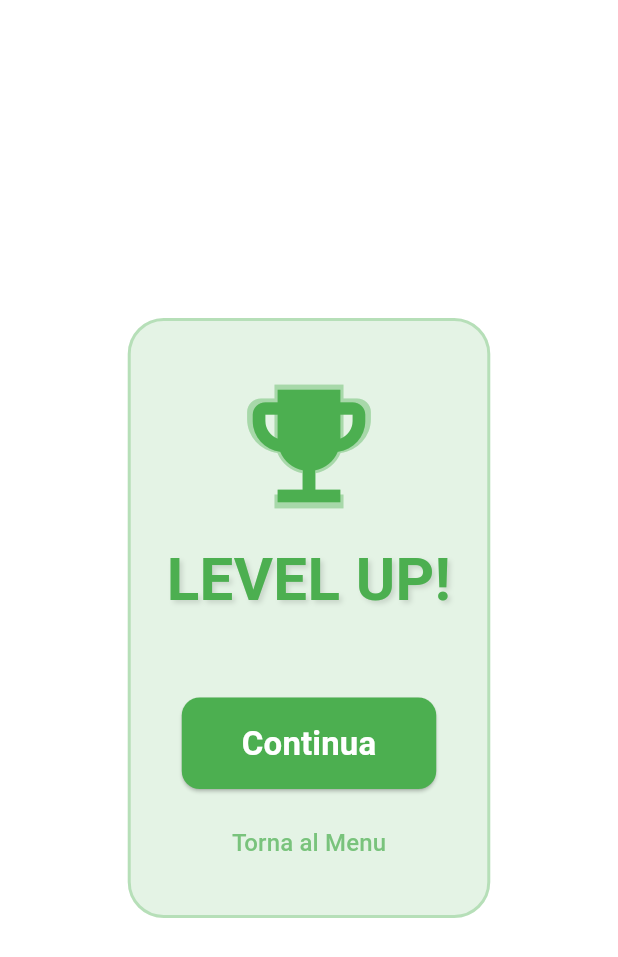
After one commit to gbuccolieri0/Quick_Tap, a Flutter app: the EndScreen screen opened by its route, on a phone screen of 412 x 824 dp. The commit adds this screen. Shown: the top 957 px of the screen. Run offline on Flutter 3.47's test engine with Material 3 defaults, Android fonts, the phone set to English and light mode, and no system bars; our stand-ins replace go_router; missing offline and left inert: flame.

Commit message:
End screen win/lose

```diff
--- a/lib/game/game_end_state.dart
+++ b/lib/game/game_end_state.dart
@@ -1,4 +1,4 @@
 enum GameEndState {
-  wrong,
-  correct // winning state
+  lose,
+  win // winning state
 }
--- a/lib/game/game_world.dart
+++ b/lib/game/game_world.dart
@@ -1,10 +1,10 @@
 import 'package:quick_tap/game/quick_tap_game.dart';
 import 'package:flame/components.dart';
 import 'dart:async';
-import 'package:flutter/material.dart';
 import 'package:quick_tap/game/sprites/game_shape.dart';
 import 'package:quick_tap/game/level.dart';
 import 'package:quick_tap/game/level_data.dart';
+import 'package:quick_tap/game/game_end_state.dart';
 
 class GameWorld extends World with HasGameReference<QuickTapGame> {
   late Level currentLevel;
@@ -34,9 +34,10 @@ class GameWorld extends World with HasGameReference<QuickTapGame> {
     print("Checking winning shape ${currentLevel.isWinCondition(shape)}");
     if (currentLevel.isWinCondition(shape)) {
       print("Bravo! Continua così.");
+      game.endCallback(GameEndState.win);
     } else {
       print("HAI PERSO: ${currentLevel.instruction}");
-      // Qui puoi gestire il game over
+      game.endCallback(GameEndState.lose);
     }
   }
 
@@ -44,67 +45,7 @@ class GameWorld extends World with HasGameReference<QuickTapGame> {
   FutureOr<void> onLoad() {
     super.onLoad();
     // add(shape);
-    // add(shape2);
-    // add(shape3);
     loadLevel(LevelData().getLevel(2));
    }
 
 }
-
-// class GoGreenWorld extends World with HasGameReference<GoGreenGame> {
-//   late final Player player;
-
-//   void loadLevel(List<ObstacleData> levelData) {
-//     removeAll(children.whereType<Obstacle>().toList());
-
-//     for (var data in levelData) {
-//       Obstacle obstacle;
-//       if(data.type == ObstacleType.trash) {
-//         obstacle = ObstacleTrash()..position = data.position;
-//       } else if(data.type == ObstacleType.fire) {
-//         obstacle = ObstacleFire()..position = data.position;
-//       } else if(data.type == ObstacleType.water) {
-//         obstacle = ObstacleWater()..position = data.position;
-//       }
-//       else{
-//         continue; // skip unknown types
-//       }
-//       add(obstacle);
-//     }
-//   }
-
-//   @override
-//   FutureOr<void> onLoad() {
-//     super.onLoad();
-//     player = Player();
-//     // Is important to add the player to the world before the bin
-//     // so that the player is rendered below the bin
-//     add(player);
-//     add(Bin());
-
-//     // add(ObstacleTrash()..position = Vector2(0,0));
-//     // add(ObstacleFire()..position = Vector2(-obstacleSize*2, 0));
-//     // add(ObstacleWater()..position = Vector2(obstacleSize*2, 0));
-
-//     // loadLevel(LevelData().level1());
-//     loadLevel(LevelData().getLevel(5));
-//   }
-
-
-//   @override
-//   void update(double dt) {
-//     super.update(dt);
-//     children.whereType<Obstacle>().forEach((element){
-//       element.position.y -= (dt * 500);
-//       // se vanno verso il basso
-//       // if(element.position.y > game.size.y/2 + obstacleSize){
-//       //   element.position.y = -(game.size.y/2) - obstacleSize;
-//       // }
-
-//       // se vanno verso l'alto
-//       if(element.position.y < -(game.size.y/2) - obstacleSize){
-//         element.position.y = extendedHeight; // cosi impiegano piu tempo a riapparire
-//       }
-//     });
-//   }
-// }
--- a/lib/router.dart
+++ b/lib/router.dart
@@ -1,12 +1,14 @@
-// import 'package:flutter_application_1/game_end_state.dart';
 import 'package:go_router/go_router.dart';
 import 'package:quick_tap/views/menu_screen.dart';
 import 'package:quick_tap/views/game_screen.dart';
-// import 'package:flutter_application_1/views/end_screen.dart';
+import 'package:quick_tap/views/end_screen.dart';
+import 'package:quick_tap/game/game_end_state.dart';
 
 enum AppRoute {
   game,
   menu,
+  endWin,
+  endLose
 }
 
 GoRouter goRouter() {
@@ -26,6 +28,20 @@ GoRouter goRouter() {
         builder: (context, state) {
           return const GameScreen();
         },
+      ),
+      GoRoute(
+        path: '/endWin',
+        name: AppRoute.endWin.name,
+        builder: (context, state) {
+          return const EndScreen(gameEndState: GameEndState.win);
+        },
+      ),
+      GoRoute(
+        path: '/endLose',
+        name: AppRoute.endLose.name,
+        builder: (context, state) {
+          return const EndScreen(gameEndState: GameEndState.lose);
+        },
       )
     ],
   );
--- /dev/null
+++ b/lib/views/end_screen.dart
@@ -0,0 +1,144 @@
+import 'package:flutter/material.dart';
+import 'package:go_router/go_router.dart';
+import 'package:quick_tap/router.dart';
+import 'package:quick_tap/constants.dart';
+import 'package:quick_tap/game/game_end_state.dart';
+
+class EndScreen extends StatefulWidget {
+  final GameEndState gameEndState;
+
+  const EndScreen({
+    super.key,
+    required this.gameEndState,
+  });
+
+  @override
+  State<EndScreen> createState() => _EndScreenState();
+}
+
+class _EndScreenState extends State<EndScreen>
+    with SingleTickerProviderStateMixin {
+  late AnimationController _animationController;
+  late Animation<Offset> _offsetAnimation;
+
+  @override
+  void initState() {
+    super.initState();
+    _animationController = AnimationController(
+      duration: const Duration(seconds: 1),
+      vsync: this,
+    )..repeat(reverse: true);
+
+    _offsetAnimation = Tween<Offset>(
+      begin: const Offset(0, 0),
+      end: const Offset(0, -0.15),
+    ).animate(CurvedAnimation(
+      parent: _animationController,
+      curve: Curves.easeInOut,
+    ));
+  }
+
+  @override
+  void dispose() {
+    _animationController.dispose();
+    super.dispose();
+  }
+
+  @override
+  Widget build(BuildContext context) {
+    // Logica per determinare lo stile in base al risultato
+    final bool isWin = widget.gameEndState == GameEndState.win; // o .win
+    final Color themeColor = isWin ? Colors.green : Colors.redAccent;
+    final String mainTitle = isWin ? "LEVEL UP!" : "GAME OVER";
+    final IconData mainIcon = isWin ? Icons.emoji_events : Icons.sentiment_very_dissatisfied;
+
+    return Scaffold(
+      backgroundColor: Colors.white, // Sfondo pulito come il menu
+      body: Center(
+        child: SingleChildScrollView(
+          child: Container(
+            padding: const EdgeInsets.all(24),
+            constraints: BoxConstraints(
+              maxWidth: gameWidth,
+              minWidth: MediaQuery.of(context).size.width * 0.3,
+            ),
+            decoration: BoxDecoration(
+              color: themeColor.withValues(alpha: 0.15), // Tonalità leggera del colore tema
+              borderRadius: BorderRadius.circular(24),
+              border: Border.all(color: themeColor.withValues(alpha: 0.3), width: 2),
+            ),
+            child: Column(
+              mainAxisSize: MainAxisSize.min,
+              children: [
+                // Icona Animata Floating
+                SizedBox(
+                  height: 120,
+                  child: SlideTransition(
+                    position: _offsetAnimation,
+                    child: Stack(
+                      alignment: Alignment.center,
+                      children: [
+                        Icon(mainIcon, color: themeColor.withValues(alpha: 0.4), size: 110),
+                        Icon(mainIcon, color: themeColor, size: 100),
+                      ],
+                    ),
+                  ),
+                ),
+
+                // Titolo principale
+                Text(
+                  mainTitle,
+                  textAlign: TextAlign.center,
+                  style: TextStyle(
+                    fontSize: 40,
+                    color: themeColor,
+                    fontWeight: FontWeight.bold,
+                    shadows: const [
+                      Shadow(offset: Offset(2, 2), blurRadius: 4.0, color: Colors.black12)
+                    ],
+                  ),
+                ),
+
+                const SizedBox(height: 10),
+
+                // Sottotitolo informativo
+                // Text(
+                //   "Livello ${widget.currentLevel.number}",
+                //   style: TextStyle(fontSize: 20, color: themeColor.withValues(alpha: 0.8)),
+                // ),
+
+                const SizedBox(height: 40),
+
+                // Bottone Riprova / Prossimo
+                ElevatedButton(
+                  style: ElevatedButton.styleFrom(
+                    backgroundColor: themeColor,
+                    foregroundColor: Colors.white,
+                    padding: const EdgeInsets.symmetric(horizontal: 40, vertical: 15),
+                    shape: RoundedRectangleBorder(borderRadius: BorderRadius.circular(12)),
+                  ),
+                  onPressed: () => context.goNamed(AppRoute.game.name),
+                  child: Text(
+                    isWin ? 'Continua' : 'Riprova',
+                    style: const TextStyle(fontSize: 22, fontWeight: FontWeight.bold),
+                  ),
+                ),
+
+                const SizedBox(height: 12),
+
+                // Bottone Menu
+                TextButton(
+                  onPressed: () => context.goNamed(AppRoute.menu.name),
+                  child: Text(
+                    'Torna al Menu',
+                    style: TextStyle(fontSize: 16, color: themeColor.withValues(alpha: 0.7)),
+                  ),
+                ),
+              ],
+            ),
+          ),
+        ),
+      ),
+    );
+  }
+}
--- a/lib/views/game_screen.dart
+++ b/lib/views/game_screen.dart
@@ -3,6 +3,8 @@ import 'package:flutter/material.dart';
 import 'package:quick_tap/game/quick_tap_game.dart';
 import 'package:quick_tap/game/game_end_state.dart';
 import 'package:quick_tap/constants.dart';
+import 'package:go_router/go_router.dart';
+import 'package:quick_tap/router.dart';
 
 class GameScreen extends StatefulWidget {
   const GameScreen({super.key});
@@ -21,13 +23,13 @@ class _GameScreenState extends State<GameScreen> {
     game = QuickTapGame(
       endCallback: (GameEndState endState) {
         switch (endState) {
-          case GameEndState.wrong:
-            // context.goNamed(AppRoute.endWrong.name);
-            debugPrint('End State: Wrong');
+          case GameEndState.lose:
+            context.goNamed(AppRoute.endLose.name);
+            debugPrint('End State: Lose');
             break;
-          case GameEndState.correct:
-            // context.goNamed(AppRoute.endCorrect.name);
-            debugPrint('End State: Correct');
+          case GameEndState.win:
+            context.goNamed(AppRoute.endWin.name);
+            debugPrint('End State: Win');
             break;
         }
         // context.goNamed(AppRoute.end.name);
```
